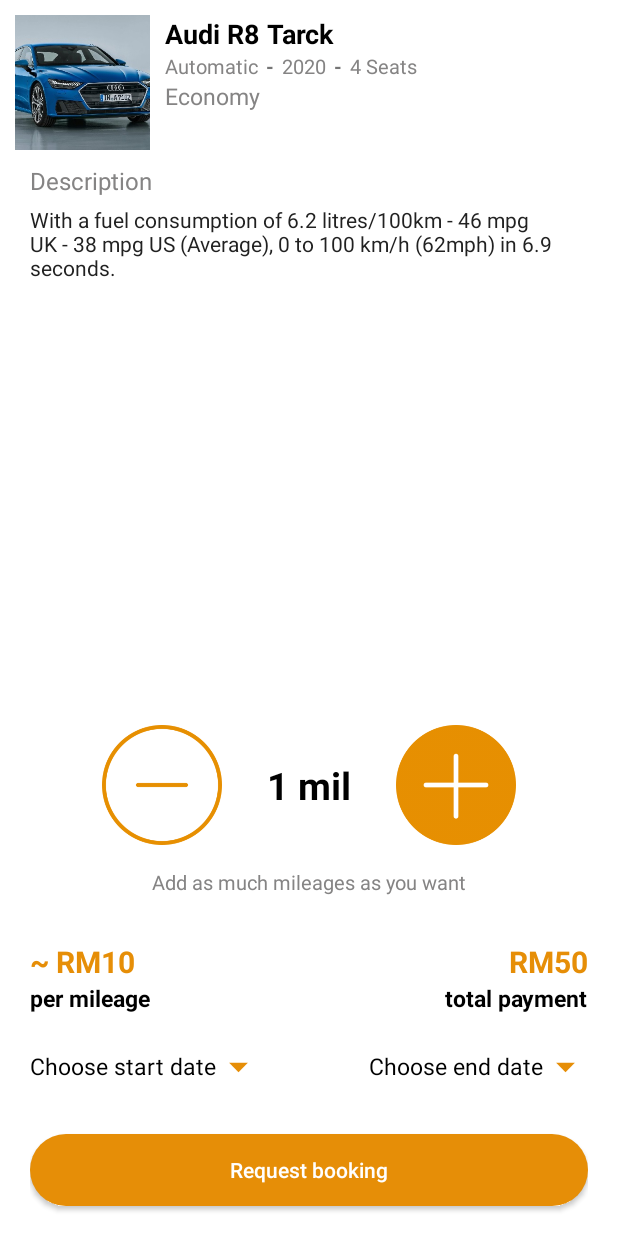
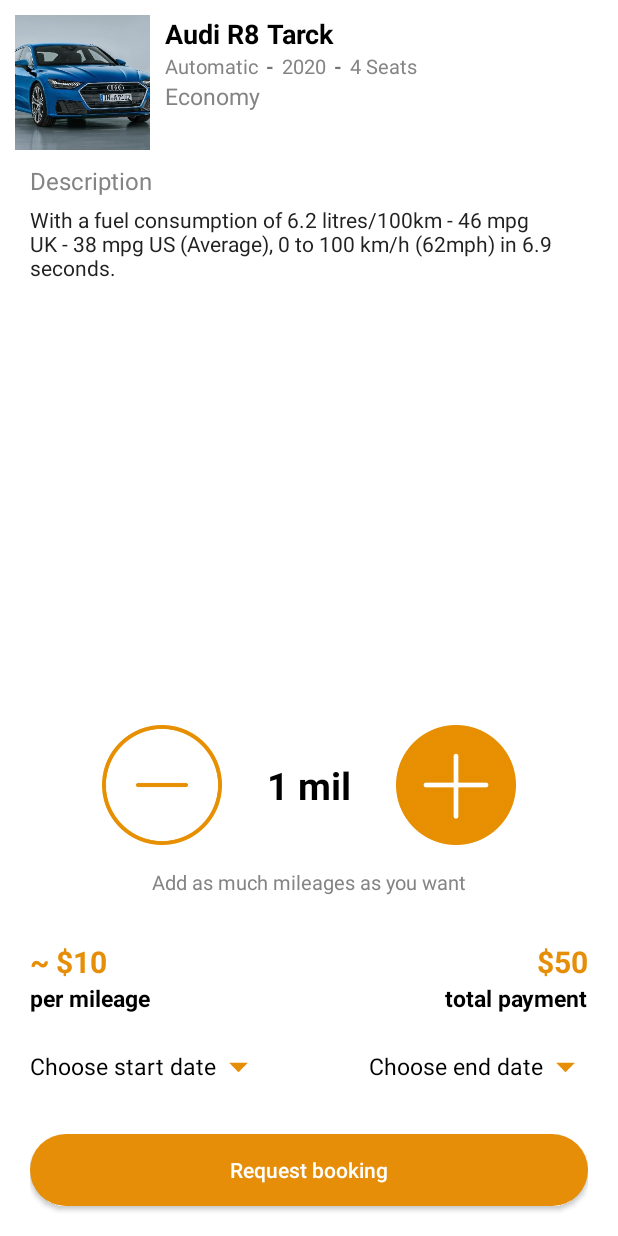
Before and after one commit to Moutamid/CarRental, an Android app: the BookCarActivity screen opened directly, with no data from a screen before it, on a phone screen of 412 x 824 dp. Run offline under Robolectric (Android 15) with nearby library versions, the light colour scheme and no system bars; our stand-ins replace Firebase (no records; nobody signed in at launch, a user with empty details on screens opened directly), sdp/ssp sizes; pictures from the network do not load.

Commit message:
Client clutter removed

```diff
--- a/app/src/main/java/com/moutamid/carrentalproject/RequestStatusFragment.java
+++ b/app/src/main/java/com/moutamid/carrentalproject/RequestStatusFragment.java
@@ -145,7 +145,7 @@
                                 RequestBookingModel model = snapshot.getValue(RequestBookingModel.class);
 
                                 totalMileagesTv.setText(model.getTotalMileages() + " Mileages");
-                                totalCostTv.setText("RM" + model.getTotalCost());
+                                totalCostTv.setText("$" + model.getTotalCost());
 
                                 if (getActivity() != null) {
                                     if (model.getStatus().equals("pending"))
@@ -318,7 +318,7 @@
         if (carModel.isAC())
             ac.setVisibility(View.VISIBLE);
 
-        price.setText("RM" + carModel.getPerDayRate() + " /Mileage");
+        price.setText("$" + carModel.getPerDayRate() + " /Mileage");
 
         engine.setText(carModel.getEngine());
 
--- a/app/src/main/java/com/moutamid/carrentalproject/ViewBookingActivity.java
+++ b/app/src/main/java/com/moutamid/carrentalproject/ViewBookingActivity.java
@@ -134,7 +134,7 @@
 
                 int fineValue = (int) aboveMileage * 10;
                 TextView fineTv = findViewById(R.id.fine_cost_viewer);
-                fineTv.setText("+ RM"+fineValue+" FINE");
+                fineTv.setText("+ $"+fineValue+" FINE");
 
                 fineTv.setVisibility(View.VISIBLE);
                 findViewById(R.id.exceeded_mileage_viewer).setVisibility(View.VISIBLE);
--- a/app/src/main/res/layout/activity_book_car.xml
+++ b/app/src/main/res/layout/activity_book_car.xml
@@ -159,7 +159,7 @@
                             android:layout_width="wrap_content"
                             android:layout_height="wrap_content"
                             android:layout_gravity="center_vertical"
-                            android:text="RM190 /Mileage"
+                            android:text="$190 /Mileage"
                             android:textColor="@color/black"
                             android:textSize="17sp"
                             android:textStyle="bold"
@@ -338,7 +338,7 @@
                         android:id="@+id/per_mileage_rate_activity_book_car"
                         android:layout_width="wrap_content"
                         android:layout_height="wrap_content"
-                        android:text="~ RM10"
+                        android:text="~ $10"
                         android:textColor="@color/goldenrodd"
                         android:textSize="20sp"
                         android:textStyle="bold" />
@@ -365,7 +365,7 @@
                         android:id="@+id/total_cost_activity_bok_car"
                         android:layout_width="wrap_content"
                         android:layout_height="wrap_content"
-                        android:text="RM50"
+                        android:text="$50"
                         android:textColor="@color/goldenrodd"
                         android:textSize="20sp"
                         android:textStyle="bold" />
--- a/app/src/main/res/layout/activity_settings.xml
+++ b/app/src/main/res/layout/activity_settings.xml
@@ -171,7 +171,7 @@
                             android:layout_height="wrap_content"
                             android:text="something@gmail.com"
                             android:textColor="@color/black"
-                            android:textSize="20sp"
+                            android:textSize="18sp"
                             android:id="@+id/email_textview_settings"
                             android:textStyle="italic" />
 
--- a/app/src/main/res/layout/layout_cars_home.xml
+++ b/app/src/main/res/layout/layout_cars_home.xml
@@ -144,7 +144,7 @@
                 android:layout_width="wrap_content"
                 android:layout_height="wrap_content"
                 android:layout_gravity="center_vertical"
-                android:text="RM190 /Mileage"
+                android:text="$190 /Mileage"
                 android:id="@+id/price_layout_car_home"
                 android:textColor="@color/black"
                 android:textSize="13sp"
--- a/app/src/main/res/layout/request_status_fragment.xml
+++ b/app/src/main/res/layout/request_status_fragment.xml
@@ -191,7 +191,7 @@
                                 android:layout_width="wrap_content"
                                 android:layout_height="wrap_content"
                                 android:layout_gravity="center_vertical"
-                                android:text="RM190 /Mileage"
+                                android:text="$190 /Mileage"
                                 android:textColor="@color/black"
                                 android:textSize="17sp"
                                 android:textStyle="bold"
@@ -341,7 +341,7 @@
                     android:layout_alignParentEnd="true"
                     android:layout_alignParentRight="true"
                     android:gravity="end"
-                    android:text="RM500"
+                    android:text="$500"
                     android:textColor="@color/goldenrodd"
                     android:textSize="18sp"
                     android:textStyle="bold" />
```
Also changed, not shown: app/src/main/java/com/moutamid/carrentalproject/BookCarActivity.java (+5 -5 lines), app/src/main/java/com/moutamid/carrentalproject/HomeFragment.java (+4 -4 lines), app/src/main/java/com/moutamid/carrentalproject/MainActivity.java (+0 -45 lines).
